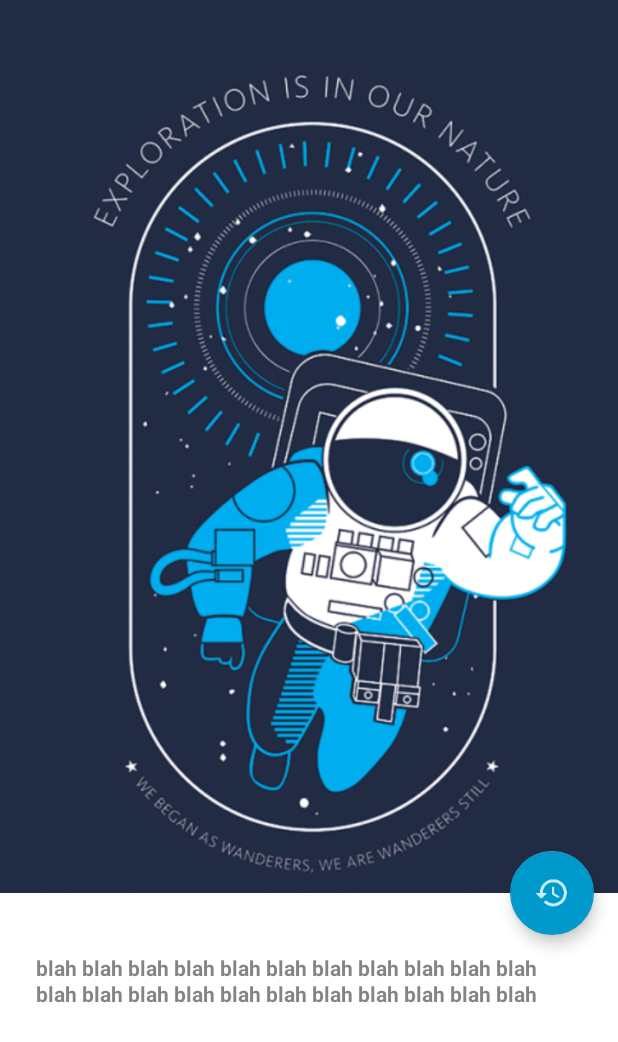
After one commit to prshntpnwr/MaterialDesign, an Android app: the TranslationActivity screen opened directly, with no data from a screen before it, on a phone screen of 412 x 824 dp. The commit adds this screen. Shown: the top 1042 px of the screen. Run offline under Robolectric (Android 15) with nearby library versions, the phone set to English and light mode, and no system bars.

Commit message:
style: add view translation animation

```diff
--- a/app/build.gradle
+++ b/app/build.gradle
@@ -23,6 +23,7 @@ dependencies {
     implementation 'com.android.support:appcompat-v7:26.1.0'
     implementation 'com.android.support.constraint:constraint-layout:1.0.2'
     implementation 'com.android.support:design:26.1.0'
+    implementation 'com.android.support:cardview-v7:26.1.0'
     testImplementation 'junit:junit:4.12'
     androidTestImplementation 'com.android.support.test:runner:1.0.1'
     androidTestImplementation 'com.android.support.test.espresso:espresso-core:3.0.1'
--- a/app/src/main/java/com/example/prashant/materialdesign/ui/DialogActivity.java
+++ b/app/src/main/java/com/example/prashant/materialdesign/ui/DialogActivity.java
@@ -1,5 +1,6 @@
 package com.example.prashant.materialdesign.ui;
 
+import android.content.Intent;
 import android.os.Bundle;
 import android.support.v4.content.ContextCompat;
 import android.support.v7.app.AppCompatActivity;
@@ -31,6 +32,11 @@ public class DialogActivity extends AppCompatActivity {
         finishAfterTransition();
     }
 
+    public void translation(View view) {
+        Intent intent = new Intent(this, TranslationActivity.class);
+        startActivity(intent);
+    }
+
     @Override
     public void onBackPressed() {
         finishAfterTransition();
--- /dev/null
+++ b/app/src/main/java/com/example/prashant/materialdesign/ui/TranslationActivity.java
@@ -0,0 +1,179 @@
+package com.example.prashant.materialdesign.ui;
+
+import android.animation.Animator;
+import android.os.Bundle;
+import android.support.design.widget.FloatingActionButton;
+import android.support.design.widget.Snackbar;
+import android.support.v7.app.AppCompatActivity;
+import android.support.v7.widget.Toolbar;
+import android.view.View;
+import android.view.ViewAnimationUtils;
+import android.view.animation.Animation;
+import android.view.animation.AnimationUtils;
+import android.widget.FrameLayout;
+import android.widget.ImageButton;
+import android.widget.ImageView;
+import android.widget.LinearLayout;
+import android.widget.RelativeLayout;
+
+import com.example.prashant.materialdesign.R;
+
+public class TranslationActivity extends AppCompatActivity implements View.OnClickListener {
+
+    Animation alphaAppear, alphaDisappear;
+    int x, y, width, height, hypotenuse;
+    float pixelDensity;
+
+    ImageView imageView;
+    ImageButton closeButton;
+    FloatingActionButton fab;
+    RelativeLayout revealView;
+    LinearLayout layoutButtons;
+
+    @Override
+    protected void onCreate(Bundle savedInstanceState) {
+        super.onCreate(savedInstanceState);
+        setContentView(R.layout.activity_translation);
+//        Toolbar toolbar = findViewById(R.id.toolbar);
+//        setSupportActionBar(toolbar);
+
+        imageView = findViewById(R.id.imageView);
+        fab = findViewById(R.id.fab);
+        fab.setOnClickListener(this);
+        closeButton = findViewById(R.id.closeButton);
+        closeButton.setOnClickListener(this);
+        revealView = findViewById(R.id.linearView);
+        layoutButtons = findViewById(R.id.layoutButtons);
+
+        pixelDensity = getResources().getDisplayMetrics().density;
+
+        alphaAppear = AnimationUtils.loadAnimation(this, R.anim.alpha_show);
+        alphaDisappear = AnimationUtils.loadAnimation(this, R.anim.alpha_hide);
+    }
+
+    void launchFab() {
+//         MARGIN_RIGHT = 16dp
+//         FAB_BUTTON_RADIUS = fab width
+
+        width = imageView.getWidth();
+        height = imageView.getHeight();
+
+        x = width / 2;
+        y = height / 2;
+        hypotenuse = (int) Math.hypot(x, y);
+
+        x = (int) (x - ((16 * pixelDensity) + (28 * pixelDensity)));
+
+        FrameLayout.LayoutParams parameters = (FrameLayout.LayoutParams)
+                revealView.getLayoutParams();
+        parameters.height = imageView.getHeight();
+        revealView.setLayoutParams(parameters);
+
+        fab.animate()
+                .translationX(-x)
+                .translationY(-y)
+                .setDuration(200)
+                .setListener(new Animator.AnimatorListener() {
+                    @Override
+                    public void onAnimationStart(Animator animator) {
+                    }
+
+                    @Override
+                    public void onAnimationEnd(Animator animator) {
+                        Animator anim = ViewAnimationUtils.createCircularReveal(revealView, width / 2, height / 2, 28 * pixelDensity, hypotenuse);
+                        anim.setDuration(350);
+                        anim.addListener(new Animator.AnimatorListener() {
+                            @Override
+                            public void onAnimationStart(Animator animator) {
+                            }
+
+                            @Override
+                            public void onAnimationEnd(Animator animator) {
+                                layoutButtons.setVisibility(View.VISIBLE);
+                                closeButton.setVisibility(View.VISIBLE);
+                                layoutButtons.startAnimation(alphaAppear);
+                                closeButton.startAnimation(alphaAppear);
+                            }
+
+                            @Override
+                            public void onAnimationCancel(Animator animator) {
+                            }
+
+                            @Override
+                            public void onAnimationRepeat(Animator animator) {
+                            }
+                        });
+                        fab.setVisibility(View.GONE);
+                        revealView.setVisibility(View.VISIBLE);
+                        anim.start();
+                    }
+
+                    @Override
+                    public void onAnimationCancel(Animator animator) {
+                    }
+
+                    @Override
+                    public void onAnimationRepeat(Animator animator) {
+                    }
+                });
+    }
+
+    void closeFab() {
+        alphaDisappear.setAnimationListener(new Animation.AnimationListener() {
+            @Override
+            public void onAnimationStart(Animation animation) { }
+
+            @Override
+            public void onAnimationEnd(Animation animation) {
+                Animator anim = ViewAnimationUtils.createCircularReveal(revealView, width / 2, height / 2, hypotenuse, 28 * pixelDensity);
+                anim.setDuration(350);
+                anim.addListener(new Animator.AnimatorListener() {
+                    @Override
+                    public void onAnimationStart(Animator animator) {
+                    }
+
+                    @Override
+                    public void onAnimationEnd(Animator animator) {
+                        revealView.setVisibility(View.GONE);
+                        fab.setVisibility(View.VISIBLE);
+                        fab.animate()
+                                .translationX(0f)
+                                .translationY(0f)
+                                .setDuration(200).setListener(null);
+                    }
+
+                    @Override
+                    public void onAnimationCancel(Animator animator) {
+                    }
+
+                    @Override
+                    public void onAnimationRepeat(Animator animator) {
+                    }
+                });
+                anim.start();
+            }
+
+            @Override
+            public void onAnimationRepeat(Animation animation) {
+            }
+        });
+
+        layoutButtons.setVisibility(View.GONE);
+        closeButton.setVisibility(View.GONE);
+        layoutButtons.startAnimation(alphaDisappear);
+        closeButton.startAnimation(alphaDisappear);
+    }
+
+    @Override
+    public void onClick(View view) {
+        switch (view.getId()) {
+            case R.id.fab:
+                launchFab();
+                break;
+
+            case R.id.closeButton:
+                closeFab();
+                break;
+        }
+    }
+}
--- a/app/src/main/java/com/example/prashant/materialdesign/ui/adapter/EventAdapter.java
+++ b/app/src/main/java/com/example/prashant/materialdesign/ui/adapter/EventAdapter.java
@@ -167,15 +167,14 @@ public class EventAdapter extends RecyclerView.Adapter<RecyclerView.ViewHolder>
     }
 
     private class ViewHolder extends RecyclerView.ViewHolder {
+
         ViewHolder(View itemView) {
             super(itemView);
         }
 
         void bindView() {
-            int padding = EventActivity.dipToPixels(8, mContext);
-            RecyclerView.LayoutParams cardParams = new RecyclerView.LayoutParams(ViewGroup.LayoutParams.MATCH_PARENT, EventActivity.dipToPixels(240, mContext));
+            RecyclerView.LayoutParams cardParams = new RecyclerView.LayoutParams(ViewGroup.LayoutParams.MATCH_PARENT, ViewGroup.LayoutParams.WRAP_CONTENT);
             cardParams.setMargins(0, 0, 0, EventActivity.dipToPixels(16, mContext));
-            itemView.setPadding(padding, padding, padding, padding);
             itemView.setLayoutParams(cardParams);
         }
     }
--- /dev/null
+++ b/app/src/main/res/drawable-hdpi/stroke_boundary.xml
@@ -0,0 +1,8 @@
+<shape xmlns:android="http://schemas.android.com/apk/res/android"
+    android:shape="rectangle">
+
+    <stroke android:color="@color/white"
+        android:width="1dp"/>
+    <corners android:radius="4dp" />
+
+</shape>
--- a/app/src/main/res/layout/activity_dialog.xml
+++ b/app/src/main/res/layout/activity_dialog.xml
@@ -22,6 +22,7 @@
         android:elevation="6dp"
         android:background="@android:color/white"
         android:clickable="true"
+        android:onClick="translation"
         android:transitionName="@string/transition_dialog"
         android:focusable="true">
 
--- /dev/null
+++ b/app/src/main/res/layout/activity_translation.xml
@@ -0,0 +1,122 @@
+<?xml version="1.0" encoding="utf-8"?>
+<android.support.design.widget.CoordinatorLayout xmlns:android="http://schemas.android.com/apk/res/android"
+    xmlns:app="http://schemas.android.com/apk/res-auto"
+    xmlns:tools="http://schemas.android.com/tools"
+    android:layout_width="match_parent"
+    android:layout_height="match_parent"
+    android:background="@color/white"
+    tools:context="com.example.prashant.materialdesign.ui.TranslationActivity">
+
+    <!--<android.support.design.widget.AppBarLayout-->
+        <!--android:layout_width="match_parent"-->
+        <!--android:layout_height="wrap_content"-->
+        <!--android:theme="@style/AppTheme.AppBarOverlay">-->
+
+        <!--<android.support.v7.widget.Toolbar-->
+            <!--android:id="@+id/toolbar"-->
+            <!--android:layout_width="match_parent"-->
+            <!--android:layout_height="?attr/actionBarSize"-->
+            <!--android:background="?attr/colorPrimary"-->
+            <!--app:popupTheme="@style/AppTheme.PopupOverlay" />-->
+
+    <!--</android.support.design.widget.AppBarLayout>-->
+
+    <RelativeLayout
+        android:layout_width="match_parent"
+        android:layout_height="match_parent"
+        android:weightSum="5"
+        app:layout_behavior="@string/appbar_scrolling_view_behavior">
+
+        <FrameLayout
+            android:id="@+id/frameLayout"
+            android:layout_width="match_parent"
+            android:layout_height="wrap_content">
+
+            <ImageView
+                android:id="@+id/imageView"
+                android:layout_width="match_parent"
+                android:layout_height="wrap_content"
+                android:adjustViewBounds="true"
+                android:scaleType="fitXY"
+                android:src="@drawable/image" />
+
+            <RelativeLayout
+                android:id="@+id/linearView"
+                android:layout_width="match_parent"
+                android:layout_height="0dp"
+                android:background="@android:color/holo_blue_dark"
+                android:visibility="gone">
+
+                <ImageButton
+                    android:id="@+id/closeButton"
+                    style="?android:borderlessButtonStyle"
+                    android:layout_width="wrap_content"
+                    android:layout_height="wrap_content"
+                    android:layout_alignParentEnd="true"
+                    android:adjustViewBounds="true"
+                    android:src="@android:drawable/ic_menu_close_clear_cancel"
+                    android:textColor="@color/white"
+                    android:visibility="gone" />
+
+                <LinearLayout
+                    android:id="@+id/layoutButtons"
+                    android:layout_width="wrap_content"
+                    android:layout_height="wrap_content"
+                    android:layout_centerInParent="true"
+                    android:orientation="vertical"
+                    android:visibility="gone">
+
+                    <Button
+                        style="@style/ButtonTheme"
+                        android:layout_marginBottom="16dp"
+                        android:text="Apollo" />
+
+                    <Button
+                        style="@style/ButtonTheme"
+                        android:layout_marginBottom="16dp"
+                        android:text="Voyager" />
+
+                    <Button
+                        style="@style/ButtonTheme"
+                        android:layout_marginBottom="16dp"
+                        android:text="Pioneer" />
+
+                </LinearLayout>
+
+            </RelativeLayout>
+
+        </FrameLayout>
+
+        <TextView
+            android:id="@+id/textView"
+            android:layout_width="match_parent"
+            android:layout_height="wrap_content"
+            android:layout_below="@id/frameLayout"
+            android:lineSpacingExtra="1.3dp"
+            android:paddingLeft="24dp"
+            android:paddingRight="24dp"
+            android:paddingTop="24dp"
+            android:layout_marginTop="16dp"
+            android:text="blah blah blah blah blah blah blah blah blah blah blah blah blah blah blah blah blah blah blah blah blah blah blah blah blah blah blah blah blah blah blah blah blah"
+            android:textColor="@color/scrim"
+            android:textSize="14sp"
+            android:maxLines="2"
+            android:textStyle="bold" />
+
+    </RelativeLayout>
+
+    <android.support.design.widget.FloatingActionButton
+        android:id="@+id/fab"
+        android:layout_width="wrap_content"
+        android:layout_height="wrap_content"
+        android:layout_margin="16dp"
+        android:adjustViewBounds="true"
+        app:backgroundTint="@android:color/holo_blue_dark"
+        android:elevation="6dp"
+        android:translationZ="12dp"
+        app:fabSize="normal"
+        android:src="@drawable/ic_sync"
+        app:layout_anchor="@id/frameLayout"
+        app:layout_anchorGravity="bottom|end" />
+
+</android.support.design.widget.CoordinatorLayout>
--- a/app/src/main/res/values/strings.xml
+++ b/app/src/main/res/values/strings.xml
@@ -9,5 +9,6 @@
 
     <string name="path_cross">M 8 5 L 8 12 L 19 12 L 19 12 L 8 5 M 8 12 L 8 19 L 19 12 L 19 12 L 8 12</string>
     <string name="path_tick">M 5 6 L 5 10 L 19 10 L 19 6 L 5 6 M 5 14 L 5 18 L 19 18 L 19 14 L 5 14</string>
+    <string name="title_activity_translation">TranslationActivity</string>
 
 </resources>
--- a/app/src/main/res/values/styles.xml
+++ b/app/src/main/res/values/styles.xml
@@ -27,7 +27,7 @@
         <item name="android:windowDrawsSystemBarBackgrounds">true</item>
     </style>
 
-    <style name="DialogTheme" parent="AppTheme.Translucent" >
+    <style name="DialogTheme" parent="AppTheme.Translucent">
         <item name="android:statusBarColor">@android:color/transparent</item>
         <item name="android:navigationBarColor">@android:color/transparent</item>
         <item name="android:windowAnimationStyle">@null</item>
@@ -39,7 +39,23 @@
         <item name="android:windowAllowEnterTransitionOverlap">false</item>
         <item name="android:windowAllowReturnTransitionOverlap">false</item>
         <item name="android:windowSharedElementsUseOverlay">false</item>
-        <item name="android:windowSharedElementEnterTransition">@transition/shared_enter_transition</item>
+        <item name="android:windowSharedElementEnterTransition">
+            @transition/shared_enter_transition
+        </item>
+    </style>
+
+    <style name="ButtonTheme" parent="android:Widget.Material.Button.Borderless">
+
+        <item name="android:layout_width">match_parent</item>
+        <item name="android:layout_height">wrap_content</item>
+        <item name="android:textColor">@color/white</item>
+        <item name="android:paddingLeft">32dp</item>
+        <item name="android:paddingRight">32dp</item>
+        <item name="android:focusable">true</item>
+        <item name="android:clickable">true</item>
+        <item name="android:foreground">?android:selectableItemBackground</item>
+        <item name="android:background">@drawable/stroke_boundary</item>
+
     </style>
 
     <style name="AppTheme.AppBarOverlay" parent="ThemeOverlay.AppCompat.Dark.ActionBar" />
```
Also changed, not shown: app/src/main/AndroidManifest.xml (+6 -5 lines), app/src/main/res/anim/alpha_hide.xml (added, +9 -0 lines), app/src/main/res/anim/alpha_show.xml (added, +9 -0 lines), app/src/main/res/layout/list_item_header.xml (+5 -4 lines), app/src/main/res/drawable/image.png (added).
